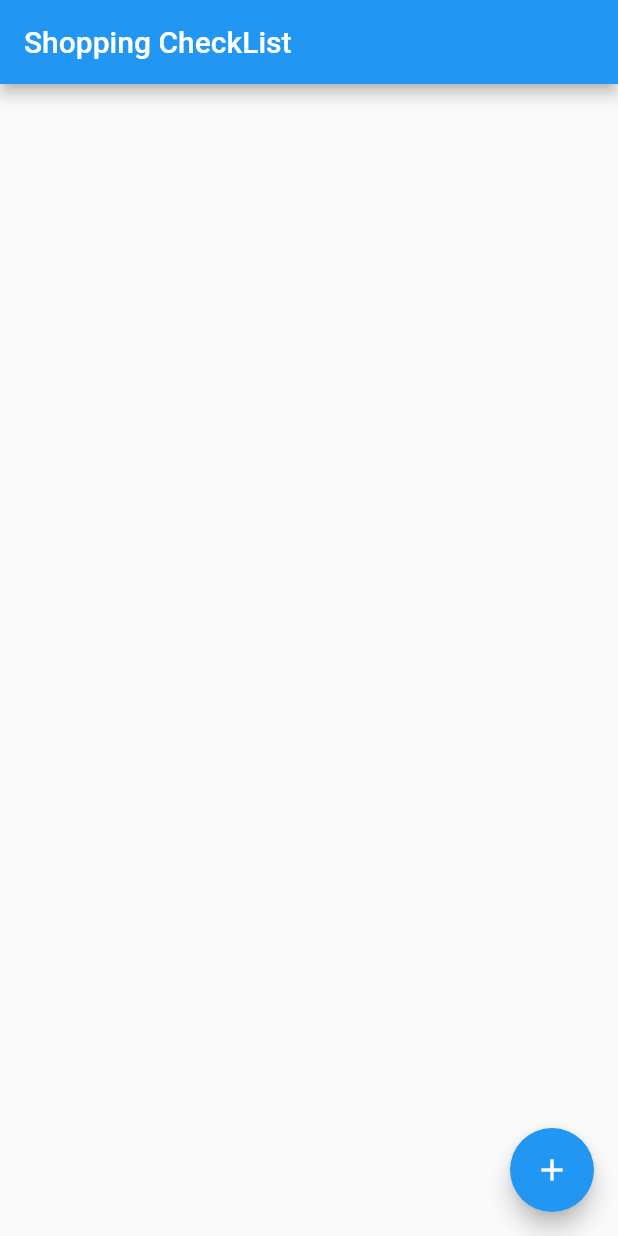
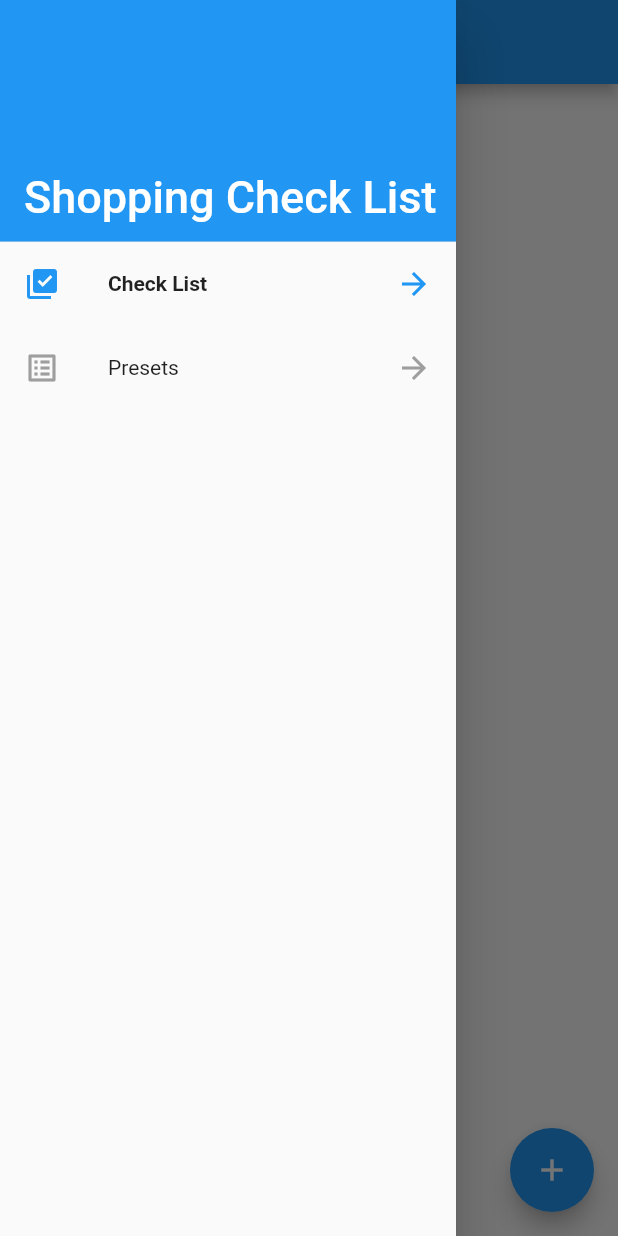
Before and after one commit to ExodosPavilion/shopping_checklist, a Flutter app: the screen it shows after launch, with the side drawer open (before the commit the screen has no drawer), on a phone screen of 412 x 824 dp. Run offline on Flutter 3.47's test engine with Material 2 defaults, Android fonts, the phone set to English and light mode, and no system bars; our stand-ins replace moor; generated files the repository leaves out were written again.

Commit message:
Added navigation between the checklist page and the presets page by virtue of a navigation drawer. Now I just need to pass data between presets and checklist

```diff
--- a/lib/main.dart
+++ b/lib/main.dart
@@ -2,7 +2,7 @@ import 'package:flutter/material.dart';
 import 'package:provider/provider.dart';
 import 'package:shopping_checklist/data/AppDatabase.dart';
 import 'package:shopping_checklist/ui/checklist.dart';
-import 'package:shopping_checklist/ui/itemGroup.dart';
+import 'package:shopping_checklist/widgets/DrawerStateInfo.dart';
 
 void main() => runApp(MyApp());
 
@@ -16,6 +16,8 @@ class MyApp extends StatelessWidget {
         Provider(create: (_) => db.itemDao),
         Provider(create: (_) => db.presetDao),
         Provider(create: (_) => db.setItemDao),
+        ChangeNotifierProvider<DrawerStateInfo>(
+            create: (_) => DrawerStateInfo())
       ],
       child: MaterialApp(
         theme: ThemeData(
@@ -23,7 +25,7 @@ class MyApp extends StatelessWidget {
         ),
         home: Scaffold(
           body: Center(
-            child: ItemGroup(), //CheckList class that builds the main app page
+            child: CheckList(), //CheckList class that builds the main app page
           ),
         ),
         debugShowCheckedModeBanner:
--- a/lib/ui/checklist.dart
+++ b/lib/ui/checklist.dart
@@ -2,6 +2,7 @@ import 'package:flutter/material.dart';
 import 'package:shopping_checklist/data/AppDatabase.dart';
 import 'package:moor/moor.dart';
 import 'package:provider/provider.dart';
+import 'package:shopping_checklist/widgets/AppDrawer.dart';
 
 class CheckList extends StatefulWidget {
   @override
@@ -11,7 +12,6 @@ class CheckList extends StatefulWidget {
 class _CheckListState extends State<CheckList> {
   //the next position available
   int availablePosition = 0;
-
   final myController = TextEditingController(); //used by the text field later
   FocusNode myFocusNode; //also used by the text field later
 
@@ -38,6 +38,7 @@ class _CheckListState extends State<CheckList> {
         title: Text('Shopping CheckList'),
         //actions: [IconButton(icon: Icon(Icons.menu), onPressed: _navbar),], //used to get a navbar on the right (not what we need, lookup: drawer)
       ),
+      drawer: AppDrawer("CheckList"),
       floatingActionButton: FloatingActionButton(
         onPressed:
             _newItemScreenGenerator, //Function that runs when the button is pressed
--- a/lib/ui/itemGroup.dart
+++ b/lib/ui/itemGroup.dart
@@ -1,6 +1,7 @@
 import 'package:flutter/material.dart';
 import 'package:provider/provider.dart';
 import 'package:shopping_checklist/data/AppDatabase.dart';
+import 'package:shopping_checklist/widgets/AppDrawer.dart';
 import 'package:shopping_checklist/widgets/newItemGroupDialog.dart';
 
 class ItemGroup extends StatefulWidget {
@@ -16,6 +17,7 @@ class _ItemGroupState extends State<ItemGroup> {
         title: Text('Shopping CheckList'),
         //actions: [IconButton(icon: Icon(Icons.menu), onPressed: _navbar),], //used to get a navbar on the right (not what we need, lookup: drawer)
       ),
+      drawer: AppDrawer("ItemGroup"),
       floatingActionButton: FloatingActionButton(
         onPressed:
             _newPresetScreenGenerator, //Function that runs when the button is pressed
--- /dev/null
+++ b/lib/widgets/AppDrawer.dart
@@ -0,0 +1,113 @@
+import 'package:flutter/material.dart';
+import 'package:provider/provider.dart';
+import 'package:shopping_checklist/ui/checklist.dart';
+import 'package:shopping_checklist/ui/itemGroup.dart';
+import 'package:shopping_checklist/widgets/DrawerStateInfo.dart';
+
+//https://medium.com/flutter-community/flutter-vi-navigation-drawer-flutter-1-0-3a05e09b0db9
+
+class AppDrawer extends StatelessWidget {
+  AppDrawer(this.currentPage);
+
+  final String currentPage;
+
+  @override
+  Widget build(BuildContext context) {
+    int currentDrawer = Provider.of<DrawerStateInfo>(context).getCurrentDrawer;
+    return Drawer(
+      child: ListView(
+        padding: EdgeInsets.zero,
+        children: <Widget>[
+          _createHeader(),
+          _createDrawerItem(
+            icon: Icons.library_add_check,
+            text: 'Check List',
+            position: 0,
+            //https://dev.to/aaronksaunders/flutter-drawer-with-state-management-3g19
+            onTap: () {
+              Navigator.of(context).pop();
+              if (this.currentPage == "CheckList") return;
+
+              Provider.of<DrawerStateInfo>(context, listen: false)
+                  .setCurrentDrawer(0);
+
+              Navigator.of(context).pushReplacement(
+                MaterialPageRoute(
+                  builder: (BuildContext context) => CheckList(),
+                ),
+              );
+            },
+            curDrawer: currentDrawer,
+          ),
+          _createDrawerItem(
+            icon: Icons.list_alt,
+            text: 'Presets',
+            position: 1,
+            //https://dev.to/aaronksaunders/flutter-drawer-with-state-management-3g19
+            onTap: () {
+              Navigator.of(context).pop();
+              if (this.currentPage == "ItemGroup") return;
+
+              Provider.of<DrawerStateInfo>(context, listen: false)
+                  .setCurrentDrawer(1);
+
+              Navigator.of(context).pushReplacement(
+                MaterialPageRoute(
+                  builder: (BuildContext context) => ItemGroup(),
+                ),
+              );
+            },
+            curDrawer: currentDrawer,
+          ),
+        ],
+      ),
+    );
+  }
+
+  Widget _createHeader() {
+    return DrawerHeader(
+        margin: EdgeInsets.zero,
+        padding: EdgeInsets.zero,
+        decoration: BoxDecoration(
+          color: Colors.blue,
+          /*image: DecorationImage(
+                fit: BoxFit.fill,
+                image: AssetImage('path/to/header_background.png'))*/
+        ),
+        child: Stack(children: <Widget>[
+          Positioned(
+              bottom: 12.0,
+              left: 16.0,
+              child: Text("Shopping Check List",
+                  style: TextStyle(
+                      color: Colors.white,
+                      fontSize: 30.0,
+                      fontWeight: FontWeight.w500))),
+        ]));
+  }
+
+  Widget _createDrawerItem(
+      {IconData icon,
+      String text,
+      GestureTapCallback onTap,
+      int position,
+      int curDrawer}) {
+    return ListTile(
+      leading: Icon(
+        icon,
+        color: curDrawer == position ? Colors.blue : Colors.grey,
+      ),
+      title: Text(
+        text,
+        style: curDrawer == position
+            ? TextStyle(fontWeight: FontWeight.bold)
+            : TextStyle(fontWeight: FontWeight.normal),
+      ),
+      trailing: Icon(
+        Icons.arrow_forward,
+        color: curDrawer == position ? Colors.blue : Colors.grey,
+      ),
+      onTap: onTap,
+    );
+  }
+}
--- /dev/null
+++ b/lib/widgets/DrawerStateInfo.dart
@@ -0,0 +1,17 @@
+import 'package:flutter/widgets.dart';
+
+//courtesy of:
+//https://dev.to/aaronksaunders/flutter-drawer-with-state-management-3g19
+class DrawerStateInfo with ChangeNotifier {
+  int _currentDrawer = 0;
+  int get getCurrentDrawer => _currentDrawer;
+
+  void setCurrentDrawer(int drawer) {
+    _currentDrawer = drawer;
+    notifyListeners();
+  }
+
+  void increment() {
+    notifyListeners();
+  }
+}
```
